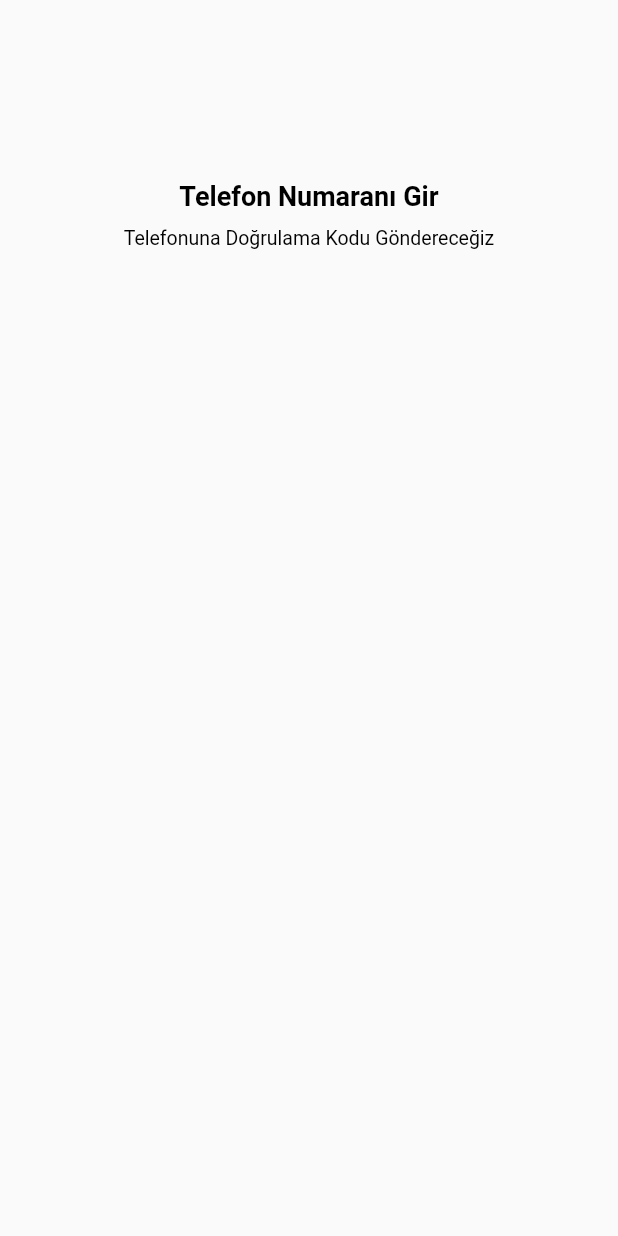
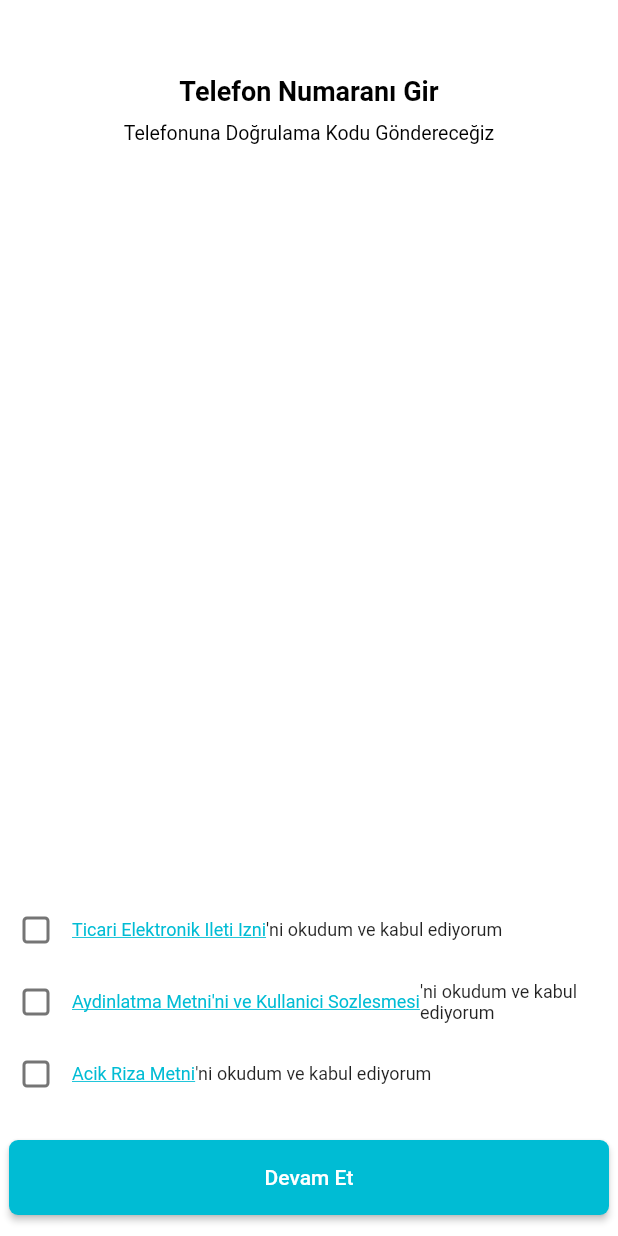
Before and after one commit to sabricakmakci/BinbinDemo, a Flutter app: the screen it shows after launch, on a phone screen of 412 x 824 dp. Run offline on Flutter 3.47's test engine with Material 2 defaults, Android fonts, the light colour scheme and no system bars.

Commit message:
checkbox and button

```diff
--- a/lib/feature/login/login_view.dart
+++ b/lib/feature/login/login_view.dart
@@ -8,13 +8,19 @@ class LoginView extends StatefulWidget {
 }
 
 class _LoginViewState extends State<LoginView> {
+  bool value1 = false;
+  bool value2 = false;
+  bool value3 = false;
   @override
   Widget build(BuildContext context) {
     return Scaffold(
-      body: Center(
+      backgroundColor: Colors.white,
+      body: SafeArea(
+        child: SingleChildScrollView(
+          child: Center(
             child: Column(
               children: [
-            spaceBox(120),
+                spaceBox(50),
                 const Text(
                   "Telefon Numaranı Gir",
                   style: TextStyle(fontSize: 18, fontWeight: FontWeight.bold, color: Colors.black),
@@ -26,7 +32,88 @@ class _LoginViewState extends State<LoginView> {
                     style: TextStyle(fontSize: 13, color: Colors.black),
                   ),
                 ),
+                spaceBox(500),
+                Row(
+                  children: [
+                    Checkbox(
+                      shape: RoundedRectangleBorder(borderRadius: BorderRadius.circular(3)),
+                      activeColor: Colors.white,
+                      checkColor: Colors.cyan,
+                      value: value1,
+                      onChanged: ((value1) => setState(() => this.value1 = value1!)),
+                    ),
+                    GestureDetector(
+                      onTap: () {},
+                      child: const Text(
+                        "Ticari Elektronik Ileti Izni",
+                        style: TextStyle(decoration: TextDecoration.underline, color: Colors.cyan, fontSize: 12),
+                      ),
+                    ),
+                    const Text(
+                      "'ni okudum ve kabul ediyorum",
+                      style: TextStyle(fontSize: 12),
+                    )
                   ],
+                ),
+                Row(
+                  children: [
+                    Checkbox(
+                      shape: RoundedRectangleBorder(borderRadius: BorderRadius.circular(3)),
+                      activeColor: Colors.white,
+                      checkColor: Colors.cyan,
+                      value: value2,
+                      onChanged: ((value2) => setState(() => this.value2 = value2!)),
+                    ),
+                    GestureDetector(
+                      onTap: () {},
+                      child: const Text(
+                        "Aydinlatma Metni'ni ve Kullanici Sozlesmesi",
+                        style: TextStyle(decoration: TextDecoration.underline, color: Colors.cyan, fontSize: 12),
+                      ),
+                    ),
+                    const Expanded(
+                      child: Text(
+                        "'ni okudum ve kabul ediyorum",
+                        style: TextStyle(fontSize: 12),
+                      ),
+                    )
+                  ],
+                ),
+                Row(
+                  children: [
+                    Checkbox(
+                      shape: RoundedRectangleBorder(borderRadius: BorderRadius.circular(3)),
+                      activeColor: Colors.white,
+                      checkColor: Colors.cyan,
+                      value: value3,
+                      onChanged: ((value3) => setState(() => this.value3 = value3!)),
+                    ),
+                    GestureDetector(
+                      onTap: () {},
+                      child: const Text(
+                        "Acik Riza Metni",
+                        style: TextStyle(decoration: TextDecoration.underline, color: Colors.cyan, fontSize: 12),
+                      ),
+                    ),
+                    const Text(
+                      "'ni okudum ve kabul ediyorum",
+                      style: TextStyle(fontSize: 12),
+                    )
+                  ],
+                ),
+                const SizedBox(
+                  height: 20,
+                ),
+                ElevatedButton(
+                    style: ElevatedButton.styleFrom(
+                        minimumSize: const Size(400, 50),
+                        backgroundColor: Colors.cyan,
+                        shape: RoundedRectangleBorder(borderRadius: BorderRadius.circular(6))),
+                    onPressed: () {},
+                    child: const Text("Devam Et"))
+              ],
+            ),
+          ),
         ),
       ),
     );
--- a/pubspec.yaml
+++ b/pubspec.yaml
@@ -36,6 +36,7 @@ dependencies:
   # The following adds the Cupertino Icons font to your application.
   # Use with the CupertinoIcons class for iOS style icons.
   cupertino_icons: ^1.0.2
+  intl_phone_number_input: ^0.7.2
 
 dev_dependencies:
   flutter_test:
```
Also changed, not shown: lib/feature/home/home_view.dart (added), lib/feature/home/home_vire.dart (deleted), pubspec.lock, 9 other files. Lines whose indentation alone changed are shown as unchanged.
